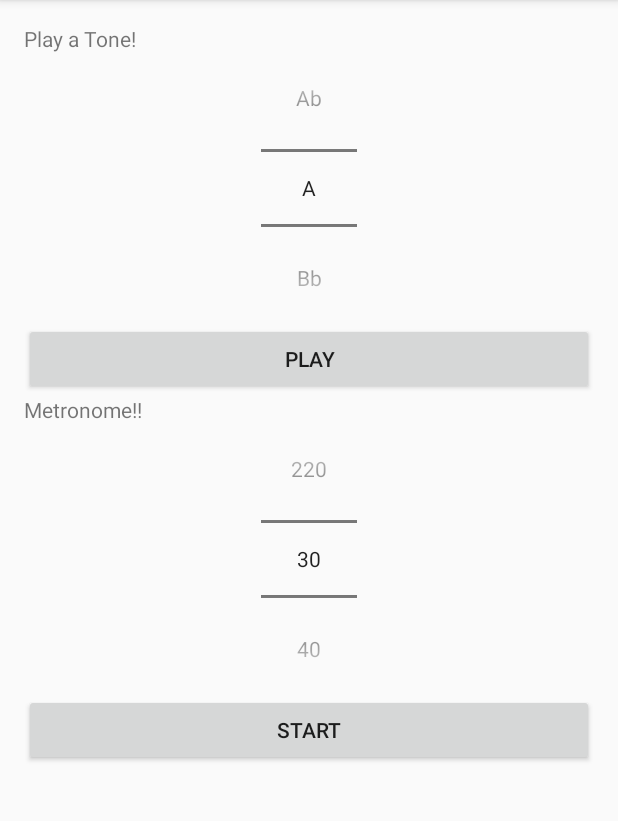
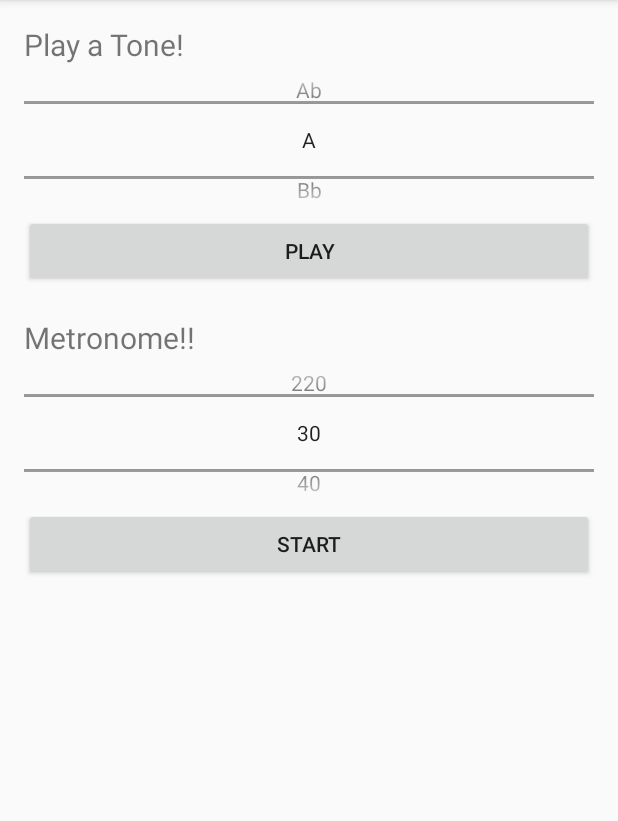
Before and after one commit to zepumph/AudioPlayground, an Android app: the screen it shows after launch (MainActivity), on a phone screen of 412 x 824 dp, the part 84-905 px from its top. Run offline under Robolectric (Android 15) with nearby library versions, the phone set to English and light mode, and no system bars.

Commit message:
Layout fixes

```diff
--- a/app/src/main/res/layout/activity_main.xml
+++ b/app/src/main/res/layout/activity_main.xml
@@ -14,11 +14,15 @@
     <TextView
         android:layout_width="wrap_content"
         android:layout_height="wrap_content"
+        android:fontFamily="sans-serif"
+        android:textStyle="normal"
+        android:textSize="20sp"
         android:text="@string/play_tone"/>
+
     <NumberPicker
         android:id="@+id/note_picker"
-        android:layout_width="wrap_content"
-        android:layout_height="wrap_content"
+        android:layout_width="match_parent"
+        android:layout_height="100dp"
         android:layout_gravity="center_horizontal"/>
 
     <Button
@@ -26,19 +30,25 @@
         android:text = "@string/play"
         android:layout_width="match_parent"
         android:layout_height="wrap_content"
-        android:onClick="toggleTone"/>
+        android:onClick="toggleTone"
+        android:layout_marginBottom="20dp"/>
 
 
     <TextView
         android:layout_width="wrap_content"
         android:layout_height="wrap_content"
+        android:fontFamily="sans-serif"
+        android:textStyle="normal"
+        android:textSize="20sp"
         android:text="@string/metronome"/>
 
     <NumberPicker
         android:id="@+id/bpm_picker"
-        android:layout_width="wrap_content"
-        android:layout_height="wrap_content"
+        android:layout_width="match_parent"
+        android:layout_height="100dp"
+        android:textColor="#FFFFFF"
         android:layout_gravity="center_horizontal"/>
+
     <Button
         android:text="@string/start"
         android:id="@+id/btn_metronome"
```
Also changed, not shown: app/src/main/res/layout/splash_screen_layout.xml (+6 -3 lines).
